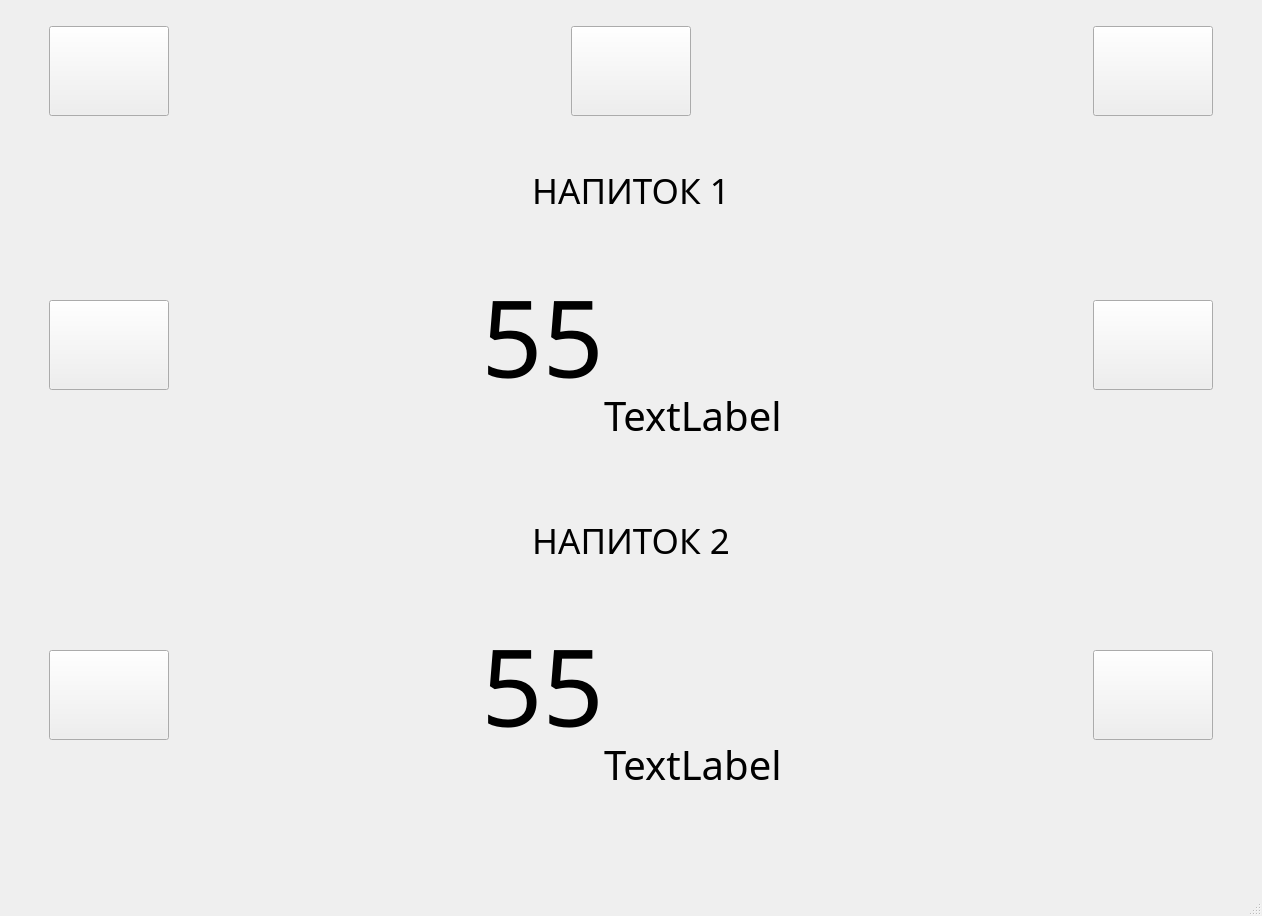
Qt form Filler_interface/Window_filler/UI_filler2.ui (TWOKRAI/Filler) before a commit.
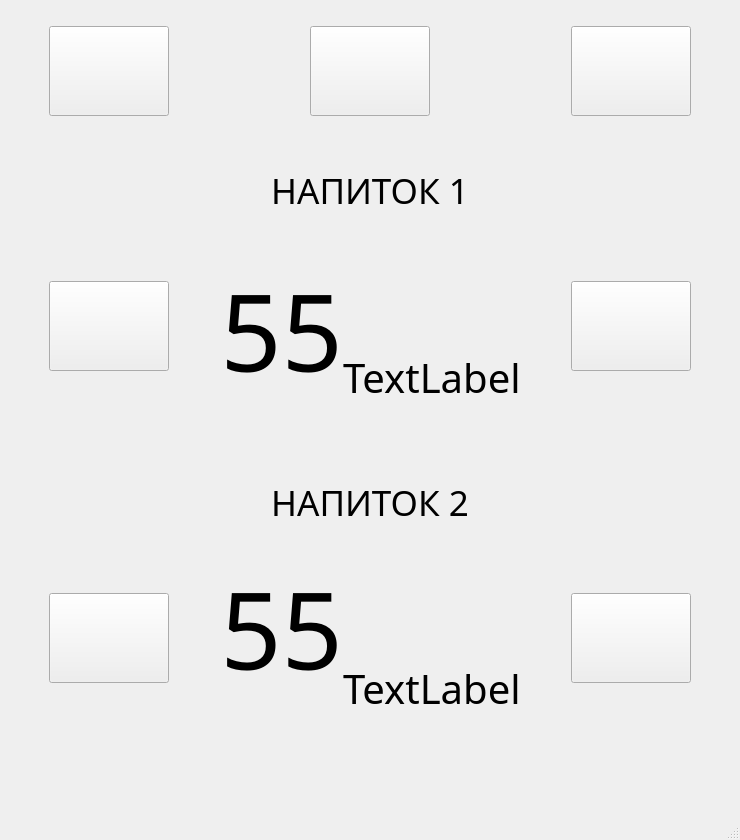
The same form after that commit.

```diff
--- a/Filler_interface/Window_filler/UI_filler2.ui
+++ b/Filler_interface/Window_filler/UI_filler2.ui
@@ -6,20 +6,20 @@
    <rect>
     <x>0</x>
     <y>0</y>
-    <width>1262</width>
-    <height>916</height>
+    <width>740</width>
+    <height>840</height>
    </rect>
   </property>
   <property name="minimumSize">
    <size>
-    <width>480</width>
-    <height>320</height>
+    <width>740</width>
+    <height>480</height>
    </size>
   </property>
   <property name="maximumSize">
    <size>
-    <width>4800</width>
-    <height>3200</height>
+    <width>740</width>
+    <height>840</height>
    </size>
   </property>
   <property name="windowTitle">
@@ -421,6 +421,9 @@
               <property name="orientation">
                <enum>Qt::Vertical</enum>
               </property>
+              <property name="sizeType">
+               <enum>QSizePolicy::Fixed</enum>
+              </property>
               <property name="sizeHint" stdset="0">
                <size>
                 <width>20</width>
@@ -439,12 +442,12 @@
                <enum>Qt::Vertical</enum>
               </property>
               <property name="sizeType">
-               <enum>QSizePolicy::Expanding</enum>
+               <enum>QSizePolicy::Fixed</enum>
               </property>
               <property name="sizeHint" stdset="0">
                <size>
                 <width>20</width>
-                <height>13</height>
+                <height>100</height>
                </size>
               </property>
              </spacer>
@@ -726,10 +729,13 @@
               <property name="orientation">
                <enum>Qt::Vertical</enum>
               </property>
+              <property name="sizeType">
+               <enum>QSizePolicy::Fixed</enum>
+              </property>
               <property name="sizeHint" stdset="0">
                <size>
                 <width>20</width>
-                <height>13</height>
+                <height>100</height>
                </size>
               </property>
              </spacer>
```
Left out of the diff: 2 changed lines with no effect on the pictures.
